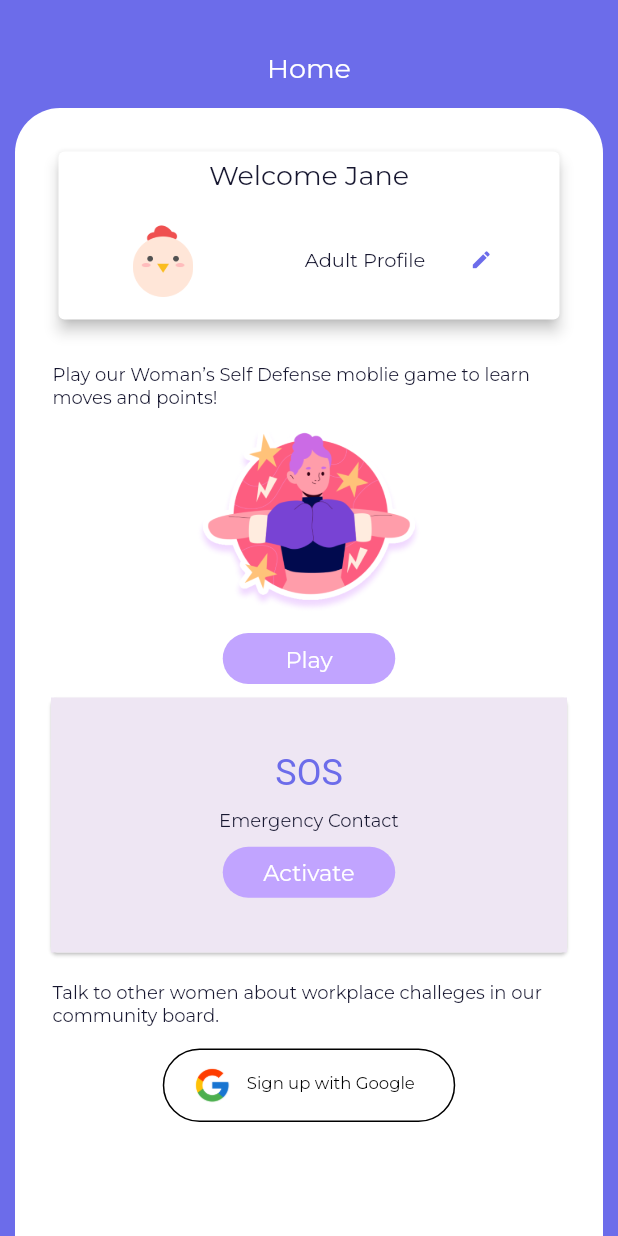
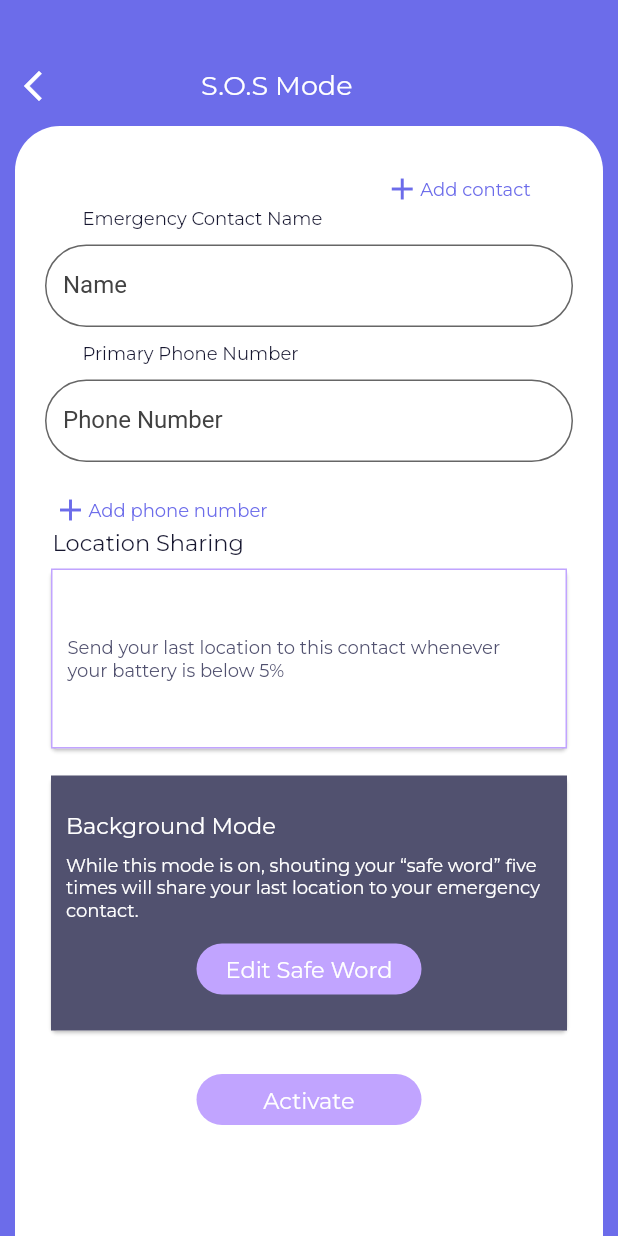
Before and after one commit to Akanksha1212/Sheroes, a Flutter app: the Home screen opened by its route, after a tap on "Activate", on a phone screen of 412 x 824 dp. Run offline on Flutter 3.47's test engine with Material 2 defaults, Android fonts, the phone set to English and light mode, and no system bars; our stand-ins replace google_fonts, introduction_screen; missing offline and left inert: battery_info, bottom_nav_bar; Roboto replaces fonts that are missing (Bowlby One).

Commit message:
SOS Mode screen done :sparkles:

```diff
--- a/lib/componenets.dart
+++ b/lib/componenets.dart
@@ -45,7 +45,7 @@ class CustomButton2 extends StatelessWidget {
           Navigator.pushNamed(context, nextPath);
         },
         child: Container(
-            width: 115,
+            width: 150,
             height: 34,
             alignment: Alignment.center,
             decoration: BoxDecoration(
--- a/lib/main.dart
+++ b/lib/main.dart
@@ -3,6 +3,7 @@ import 'package:hackviolet/screens/ageChecker.dart';
 import 'package:hackviolet/screens/home.dart';
 import 'package:hackviolet/screens/onboarding.dart';
 import 'package:hackviolet/screens/rootPage.dart';
+import 'package:hackviolet/screens/sosMode.dart';
 
 void main() {
   runApp(MaterialApp(
@@ -19,6 +20,8 @@ void main() {
           return MaterialPageRoute(builder: (context) => AgeChecker());
         case '/rootPage':
           return MaterialPageRoute(builder: (context) => RootPage());
+        case '/sosMode':
+          return MaterialPageRoute(builder: (context) => SOSMode());
       }
     },
     debugShowCheckedModeBanner: false,
--- a/lib/screens/home.dart
+++ b/lib/screens/home.dart
@@ -171,7 +171,7 @@ class _HomeState extends State<Home> {
                                 ),
                                 CustomButton2(
                                   name: "Activate",
-                                  nextPath: "/home",
+                                  nextPath: "/sosMode",
                                 ),
                               ],
                             ),
--- /dev/null
+++ b/lib/screens/sosMode.dart
@@ -0,0 +1,317 @@
+import 'package:battery_info/battery_info_plugin.dart';
+import 'package:flutter/material.dart';
+// Import package
+import 'package:battery_info/model/android_battery_info.dart';
+import 'package:battery_info/enums/charging_status.dart';
+import 'package:battery_info/model/iso_battery_info.dart';
+import 'package:google_fonts/google_fonts.dart';
+import 'package:hackviolet/componenets.dart';
+
+// Access current battery health - Android
+
+class SOSMode extends StatefulWidget {
+  const SOSMode({Key? key}) : super(key: key);
+
+  @override
+  _SOSModeState createState() => _SOSModeState();
+}
+
+class _SOSModeState extends State<SOSMode> {
+  @override
+  Widget build(BuildContext context) {
+    return Scaffold(
+      backgroundColor: Color(0xff6C6CEA),
+      resizeToAvoidBottomInset: false,
+      body: Center(
+        child: Container(
+            child: Column(
+          mainAxisAlignment: MainAxisAlignment.center,
+          crossAxisAlignment: CrossAxisAlignment.center,
+          children: [
+            SizedBox(
+              height: 45,
+            ),
+            Row(
+              mainAxisAlignment: MainAxisAlignment.start,
+              children: [
+                SizedBox(
+                  width: 10,
+                ),
+                Icon(
+                  Icons.arrow_back_ios_new_sharp,
+                  color: Colors.white,
+                ),
+                SizedBox(
+                  width: 100,
+                ),
+                Text(
+                  "S.O.S Mode",
+                  style: GoogleFonts.montserrat(
+                    textStyle:
+                        TextStyle(color: Color(0xffFFFFFF), fontSize: 18),
+                  ),
+                ),
+              ],
+            ),
+            SizedBox(
+              height: 15,
+            ),
+            Expanded(
+              child: Padding(
+                padding: const EdgeInsets.fromLTRB(10, 0, 10, 0),
+                child: Container(
+                  height: MediaQuery.of(context).size.width,
+                  width: MediaQuery.of(context).size.width,
+                  // color: Colors.white,
+                  decoration: BoxDecoration(
+                    borderRadius: BorderRadius.only(
+                        topRight: Radius.circular(30.0),
+                        bottomRight: Radius.circular(0),
+                        topLeft: Radius.circular(30.0),
+                        bottomLeft: Radius.circular(0)),
+                    color: Colors.white,
+                  ),
+
+                  child: SingleChildScrollView(
+                    child: Column(
+                      children: [
+                        Padding(
+                          padding: const EdgeInsets.all(20.0),
+                          child: Column(
+                            crossAxisAlignment: CrossAxisAlignment.stretch,
+                            children: [
+                              SizedBox(
+                                height: 10,
+                              ),
+                              Row(
+                                mainAxisAlignment: MainAxisAlignment.end,
+                                children: [
+                                  Padding(
+                                    padding:
+                                        const EdgeInsets.fromLTRB(25, 0, 25, 0),
+                                    child: Row(
+                                      children: [
+                                        Icon(Icons.add,
+                                            size: 24, color: Color(0xff6C6CEA)),
+                                        Text(
+                                          "Add contact ",
+                                          style: GoogleFonts.montserrat(
+                                            textStyle: TextStyle(
+                                                color: Color(0xff6C6CEA),
+                                                fontSize: 12),
+                                          ),
+                                        ),
+                                      ],
+                                    ),
+                                  ),
+                                ],
+                              ),
+                              Padding(
+                                padding:
+                                    const EdgeInsets.fromLTRB(25, 0, 25, 0),
+                                child: Text(
+                                  "Emergency Contact Name ",
+                                  style: GoogleFonts.montserrat(
+                                    textStyle: TextStyle(
+                                        color: Color(0xff171730), fontSize: 12),
+                                  ),
+                                ),
+                              ),
+                              SizedBox(
+                                height: 10,
+                              ),
+                              Container(
+                                width: 300,
+                                height: 55,
+                                child: TextField(
+                                  decoration: InputDecoration(
+                                      border: OutlineInputBorder(
+                                        borderRadius:
+                                            BorderRadius.circular(30.0),
+                                      ),
+                                      filled: true,
+                                      hintStyle:
+                                          TextStyle(color: Colors.grey[800]),
+                                      hintText: "Name",
+                                      fillColor: Colors.white70),
+                                ),
+                              ),
+                              SizedBox(
+                                height: 10,
+                              ),
+                              Padding(
+                                padding:
+                                    const EdgeInsets.fromLTRB(25, 0, 25, 0),
+                                child: Text(
+                                  "Primary Phone Number",
+                                  style: GoogleFonts.montserrat(
+                                    textStyle: TextStyle(
+                                        color: Color(0xff171730), fontSize: 12),
+                                  ),
+                                ),
+                              ),
+                              SizedBox(
+                                height: 10,
+                              ),
+                              Container(
+                                width: 300,
+                                height: 55,
+                                child: TextField(
+                                  decoration: InputDecoration(
+                                      border: OutlineInputBorder(
+                                        borderRadius:
+                                            BorderRadius.circular(30.0),
+                                      ),
+                                      filled: true,
+                                      hintStyle:
+                                          TextStyle(color: Colors.grey[800]),
+                                      hintText: "Phone Number",
+                                      fillColor: Colors.white70),
+                                ),
+                              ),
+                            ],
+                          ),
+                        ),
+                        Padding(
+                          padding: const EdgeInsets.fromLTRB(25, 0, 25, 0),
+                          child: Row(
+                            children: [
+                              Icon(Icons.add,
+                                  size: 24, color: Color(0xff6C6CEA)),
+                              Text(
+                                "Add phone number ",
+                                style: GoogleFonts.montserrat(
+                                  textStyle: TextStyle(
+                                      color: Color(0xff6C6CEA), fontSize: 12),
+                                ),
+                              ),
+                            ],
+                          ),
+                        ),
+                        Row(
+                          children: [
+                            Padding(
+                              padding: const EdgeInsets.fromLTRB(25, 0, 25, 0),
+                              child: Text(
+                                "Location Sharing",
+                                style: GoogleFonts.montserrat(
+                                  textStyle: TextStyle(
+                                      color: Color(0xff171730), fontSize: 15),
+                                ),
+                              ),
+                            ),
+                          ],
+                        ),
+                        Padding(
+                          padding: const EdgeInsets.fromLTRB(20, 5, 20, 5),
+                          child: Card(
+                            child: Container(
+                              height: 120,
+                              width: 400,
+                              decoration: BoxDecoration(
+                                border: Border.all(color: Color(0xffC1A4FF)),
+                                color: Colors.white,
+                              ),
+                              child: Column(
+                                mainAxisAlignment: MainAxisAlignment.center,
+                                crossAxisAlignment: CrossAxisAlignment.center,
+                                children: [
+                                  Row(
+                                    children: [
+                                      SizedBox(
+                                        width: 10,
+                                      ),
+                                      SizedBox(
+                                        width: 300,
+                                        child: Text(
+                                          "Send your last location to this contact whenever your battery is below 5%",
+                                          style: GoogleFonts.montserrat(
+                                            textStyle: TextStyle(
+                                                color: Color(0xff51516F),
+                                                fontSize: 12),
+                                          ),
+                                          maxLines: 3,
+                                        ),
+                                      ),
+                                    ],
+                                  ),
+                                ],
+                              ),
+                            ),
+                          ),
+                        ),
+                        Padding(
+                          padding: const EdgeInsets.fromLTRB(20, 5, 20, 5),
+                          child: Card(
+                            child: Container(
+                              height: 170,
+                              width: 400,
+                              color: Color(0xff51516F),
+                              child: Padding(
+                                padding: const EdgeInsets.all(10.0),
+                                child: Column(
+                                  mainAxisAlignment: MainAxisAlignment.center,
+                                  crossAxisAlignment: CrossAxisAlignment.center,
+                                  children: [
+                                    Row(
+                                      children: [
+                                        Text(
+                                          "Background Mode",
+                                          style: GoogleFonts.montserrat(
+                                            textStyle: TextStyle(
+                                                color: Colors.white,
+                                                fontSize: 15),
+                                          ),
+                                        ),
+                                      ],
+                                    ),
+                                    SizedBox(
+                                      height: 10,
+                                    ),
+                                    Text(
+                                      "While this mode is on, shouting your “safe word” five times will share your last location to your emergency contact.",
+                                      style: GoogleFonts.montserrat(
+                                        textStyle: TextStyle(
+                                            color: Colors.white, fontSize: 12),
+                                      ),
+                                    ),
+                                    SizedBox(
+                                      height: 15,
+                                    ),
+                                    CustomButton2(
+                                      name: "Edit Safe Word",
+                                      nextPath: "/home",
+                                    ),
+                                  ],
+                                ),
+                              ),
+                            ),
+                          ),
+                        ),
+                        SizedBox(
+                          height: 20,
+                        ),
+                        CustomButton2(
+                          name: "Activate",
+                          nextPath: "/home",
+                        ),
+                      ],
+                    ),
+                  ),
+                ),
+              ),
+            ),
+          ],
+        )),
+      ),
+    );
+  }
+}
+
+// ElevatedButton(
+//           child: Text('j'),
+//           onPressed: () async {
+//             print(
+//                 "Battery Health: ${(await BatteryInfoPlugin().androidBatteryInfo)!.batteryLevel}");
+//           },
+//         ),
```
